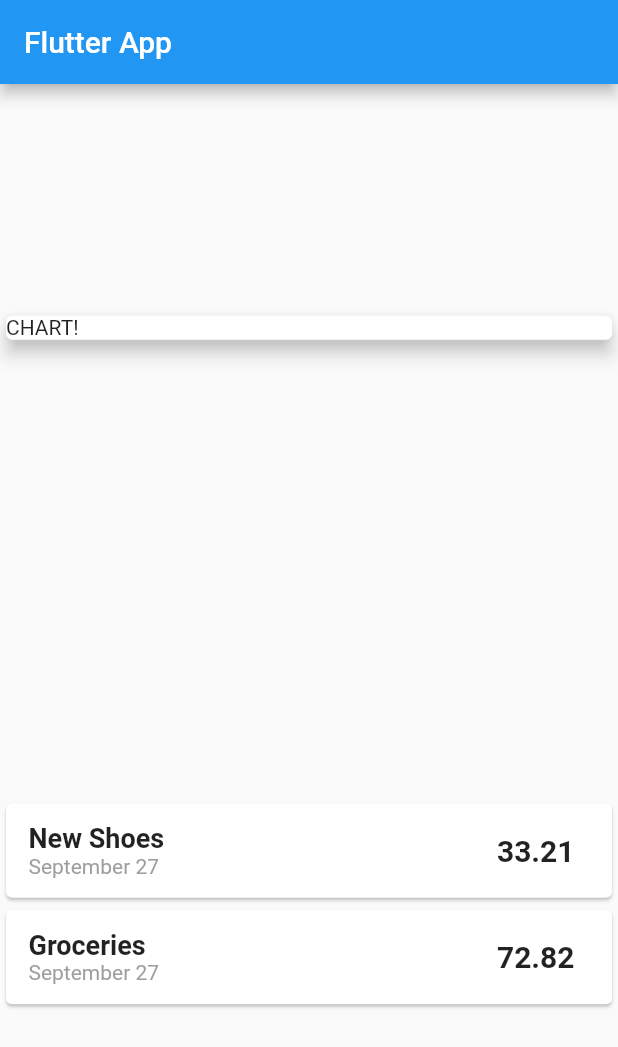
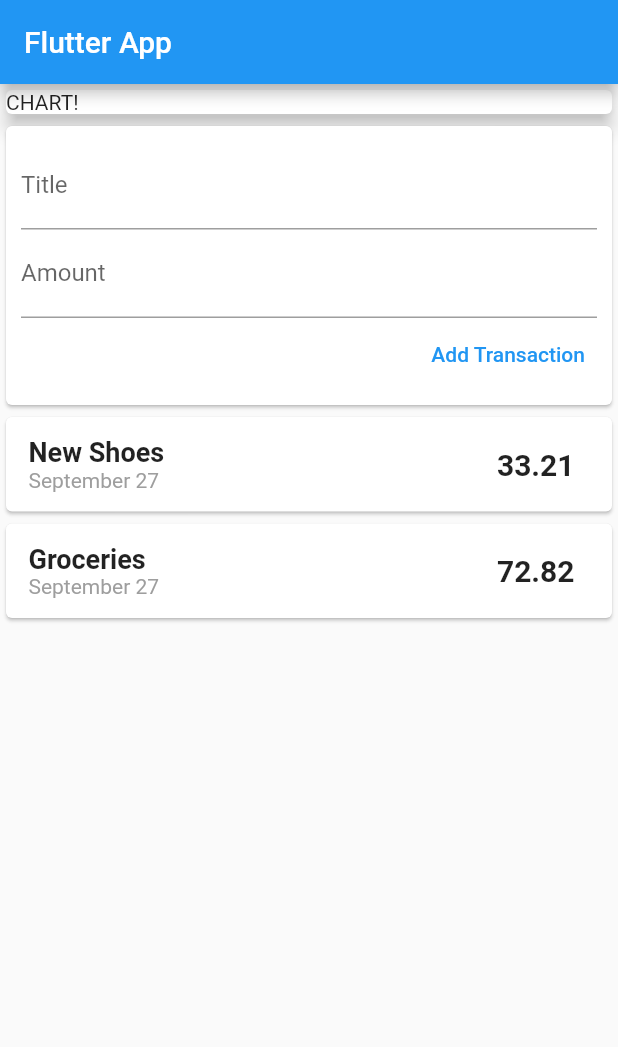
Before and after one commit to ralsuwaidi/flutter_styling_exploration, a Flutter app: the screen it shows after launch, on a phone screen of 412 x 824 dp. Shown: the top 1047 px of the screen. Run offline on Flutter 3.47's test engine with Material 2 defaults, Android fonts, the phone set to English and light mode, and no system bars.

Commit message:
refactor into smaller widgets

```diff
--- a/lib/main.dart
+++ b/lib/main.dart
@@ -1,7 +1,9 @@
+import 'package:first_app/widgets/user_transaction.dart';
+
+import './widgets/new_transaction.dart';
+
+import './widgets/transaction_list.dart';
 import 'package:flutter/material.dart';
-import 'package:intl/intl.dart';
-
-import './transaction.dart';
 
 void main() => runApp(MyApp());
 
@@ -16,12 +18,8 @@ class MyApp extends StatelessWidget {
 }
 
 class MyHomePage extends StatelessWidget {
-  final List<Transaction> transactions = [
-    Transaction(
-        id: '1', title: 'New Shoes', amount: 33.21, date: DateTime.now()),
-    Transaction(
-        id: '2', title: 'Groceries', amount: 72.82, date: DateTime.now())
-  ];
+  String titleInput;
+  String amountinput;
 
   @override
   Widget build(BuildContext context) {
@@ -30,7 +28,6 @@ class MyHomePage extends StatelessWidget {
         title: Text('Flutter App'),
       ),
       body: Column(
-        mainAxisAlignment: MainAxisAlignment.spaceAround,
         crossAxisAlignment: CrossAxisAlignment.stretch,
         children: [
           Container(
@@ -40,56 +37,7 @@ class MyHomePage extends StatelessWidget {
               elevation: 5,
             ),
           ),
-          Column(
-            children: transactions
-                .map(
-                  (tx) => Card(
-                    child: Row(
-                      mainAxisAlignment: MainAxisAlignment.spaceBetween,
-                      children: [
-                        Container(
-                          padding: EdgeInsets.fromLTRB(15, 0, 0, 0),
-                          child: Column(
-                            crossAxisAlignment: CrossAxisAlignment.start,
-                            children: [
-                              Text(
-                                tx.title,
-                                style: TextStyle(
-                                  fontSize: 18,
-                                  fontWeight: FontWeight.bold,
-                                ),
-                              ),
-                              Text(
-                                DateFormat.MMMMd().format(tx.date),
-                                style: TextStyle(
-                                  color: Colors.grey,
-                                  fontWeight: FontWeight.w400,
-                                  fontSize: 14,
-                                ),
-                              ),
-                            ],
-                          ),
-                        ),
-                        Container(
-                          margin: EdgeInsets.symmetric(
-                            vertical: 10,
-                            horizontal: 15,
-                          ),
-                          padding: EdgeInsets.all(10),
-                          child: Text(
-                            tx.amount.toString(),
-                            style: TextStyle(
-                              fontWeight: FontWeight.bold,
-                              fontSize: 20,
-                            ),
-                          ),
-                        ),
-                      ],
-                    ),
-                  ),
-                )
-                .toList(),
-          )
+          UserTransactions()
         ],
       ),
     );
--- /dev/null
+++ b/lib/widgets/new_transaction.dart
@@ -0,0 +1,33 @@
+import 'package:flutter/material.dart';
+
+class NewTransaction extends StatelessWidget {
+  final titleController = TextEditingController();
+  final amountController = TextEditingController();
+
+  @override
+  Widget build(BuildContext context) {
+    return Card(
+      child: Container(
+        padding: EdgeInsets.all(10),
+        child: Column(
+          crossAxisAlignment: CrossAxisAlignment.end,
+          children: [
+            TextField(
+              decoration: InputDecoration(labelText: 'Title'),
+              controller: titleController,
+            ),
+            TextField(
+              decoration: InputDecoration(labelText: 'Amount'),
+              controller: amountController,
+            ),
+            TextButton(
+                onPressed: () {
+                  print('pressed');
+                },
+                child: Text('Add Transaction'))
+          ],
+        ),
+      ),
+    );
+  }
+}
--- /dev/null
+++ b/lib/widgets/transaction_list.dart
@@ -0,0 +1,64 @@
+import 'package:flutter/material.dart';
+import 'package:intl/intl.dart';
+
+import '../models/transaction.dart';
+
+class TransactionList extends StatelessWidget {
+  final List<Transaction> transactions;
+
+  TransactionList(this.transactions);
+
+  @override
+  Widget build(BuildContext context) {
+    return Column(
+      children: transactions
+          .map(
+            (tx) => Card(
+              child: Row(
+                mainAxisAlignment: MainAxisAlignment.spaceBetween,
+                children: [
+                  Container(
+                    padding: EdgeInsets.fromLTRB(15, 0, 0, 0),
+                    child: Column(
+                      crossAxisAlignment: CrossAxisAlignment.start,
+                      children: [
+                        Text(
+                          tx.title,
+                          style: TextStyle(
+                            fontSize: 18,
+                            fontWeight: FontWeight.bold,
+                          ),
+                        ),
+                        Text(
+                          DateFormat.MMMMd().format(tx.date),
+                          style: TextStyle(
+                            color: Colors.grey,
+                            fontWeight: FontWeight.w400,
+                            fontSize: 14,
+                          ),
+                        ),
+                      ],
+                    ),
+                  ),
+                  Container(
+                    margin: EdgeInsets.symmetric(
+                      vertical: 10,
+                      horizontal: 15,
+                    ),
+                    padding: EdgeInsets.all(10),
+                    child: Text(
+                      tx.amount.toString(),
+                      style: TextStyle(
+                        fontWeight: FontWeight.bold,
+                        fontSize: 20,
+                      ),
+                    ),
+                  ),
+                ],
+              ),
+            ),
+          )
+          .toList(),
+    );
+  }
+}
--- /dev/null
+++ b/lib/widgets/user_transaction.dart
@@ -0,0 +1,28 @@
+import 'package:flutter/material.dart';
+import './new_transaction.dart';
+import './transaction_list.dart';
+import '../models/transaction.dart';
+
+class UserTransactions extends StatefulWidget {
+  @override
+  _UserTransactionsState createState() => _UserTransactionsState();
+}
+
+class _UserTransactionsState extends State<UserTransactions> {
+  final List<Transaction> _userTransactions = [
+    Transaction(
+        id: '1', title: 'New Shoes', amount: 33.21, date: DateTime.now()),
+    Transaction(
+        id: '2', title: 'Groceries', amount: 72.82, date: DateTime.now())
+  ];
+
+  @override
+  Widget build(BuildContext context) {
+    return Column(
+      children: [
+        NewTransaction(),
+        TransactionList(_userTransactions),
+      ],
+    );
+  }
+}
```
Also changed, not shown: lib/models/transaction.dart (renamed from lib/transaction.dart).
